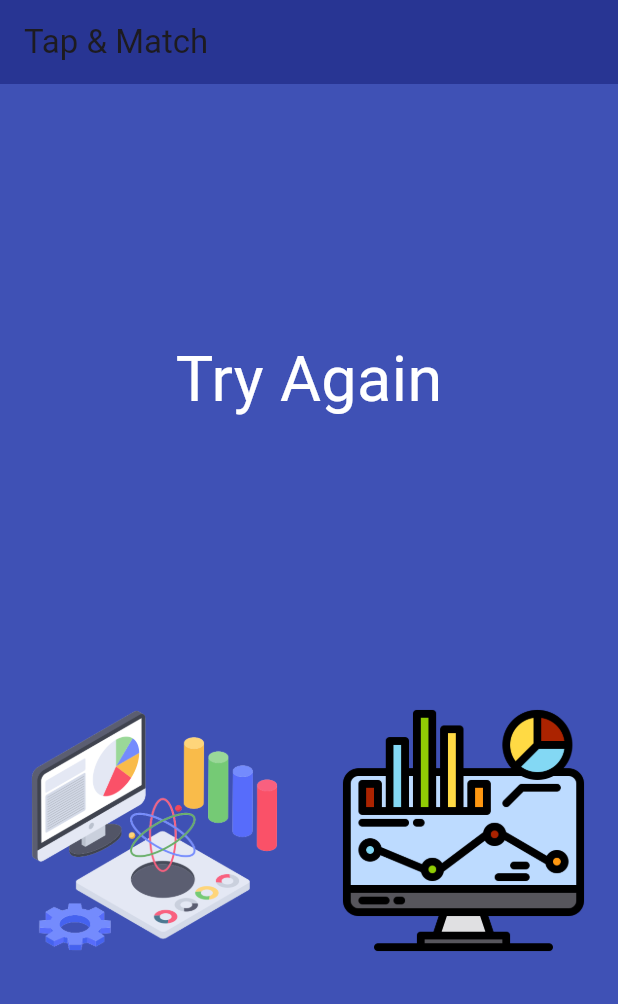
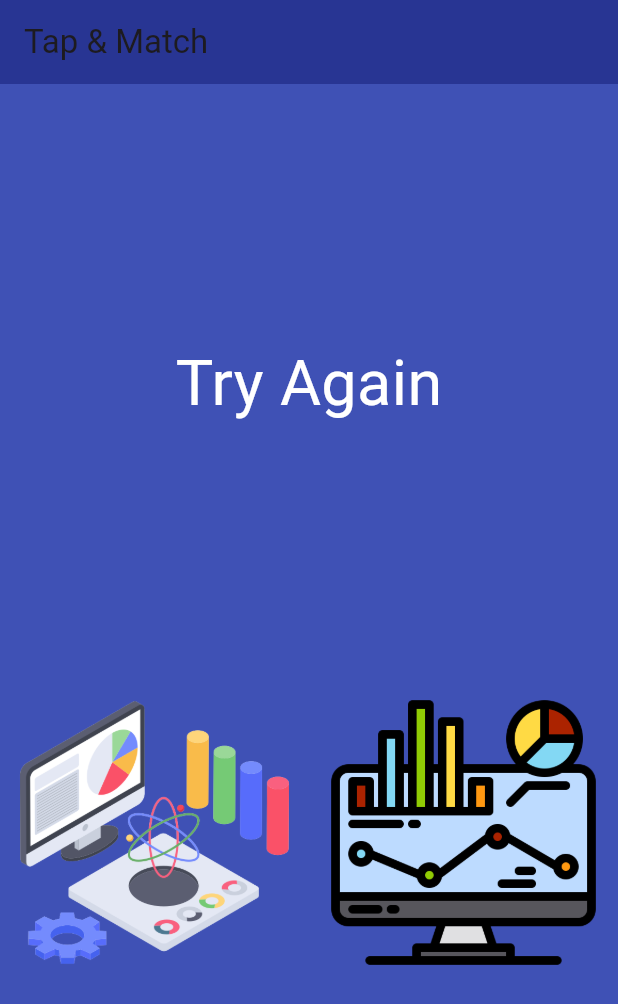
Before and after one commit to AbderrezzakMrch/Tataboq_app, a Flutter app: the screen it shows after launch, on a phone screen of 412 x 824 dp. Shown: the top 1004 px of the screen. Run offline on Flutter 3.47's test engine with Material 3 defaults, Android fonts, the phone set to English and light mode, and no system bars.

Commit message:
Here I Make The Two Pictures In a Button and Print Which One was Clicked

```diff
--- a/lib/main.dart
+++ b/lib/main.dart
@@ -6,22 +6,24 @@ void main() {
       home: Scaffold(
         backgroundColor: Colors.indigo,
         appBar: AppBar(
-          title: Text("Tap & Match"),
+          title: const Text("Tap & Match"),
           backgroundColor: Colors.indigo[800],
         ),
-        body: ImagePage(),
+        body: const ImagePage(),
       ),
     ),
   );
 }
 
 class ImagePage extends StatelessWidget {
+  const ImagePage({super.key});
+
   @override
   Widget build(BuildContext context) {
     return Column(
       mainAxisAlignment: MainAxisAlignment.spaceEvenly,
       children: [
-        Text(
+        const Text(
           'Try Again',
           style: TextStyle(
             fontSize: 42.0,
@@ -31,15 +33,21 @@ class ImagePage extends StatelessWidget {
         Row(
           children: [
             Expanded(
-                child: Padding(
-              padding: const EdgeInsets.all(20.0),
-              child: Image.asset('images/data-science.png'),
-            )),
+              child: TextButton(
+                onPressed: () {
+                  print('You pressed left pic');
+                },
+                child: Image.asset('images/data-science.png'),
+              ),
+            ),
             Expanded(
-                child: Padding(
-              padding: const EdgeInsets.all(20.0),
-              child: Image.asset('images/monitor.png'),
-            )),
+              child: TextButton(
+                onPressed: () {
+                  print("You pressed left right");
+                },
+                child: Image.asset('images/monitor.png'),
+              ),
+            ),
           ],
         ),
       ],
```
Also changed, not shown: 1 other file.
